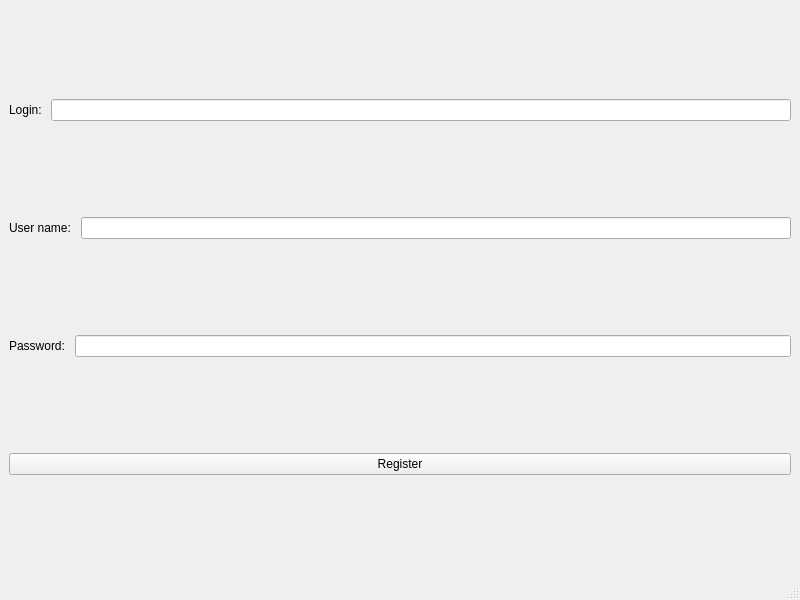
Qt form Client/Client/registerwindow.ui (Oleksii-Adamov/OOP-4sem-project) before a commit.
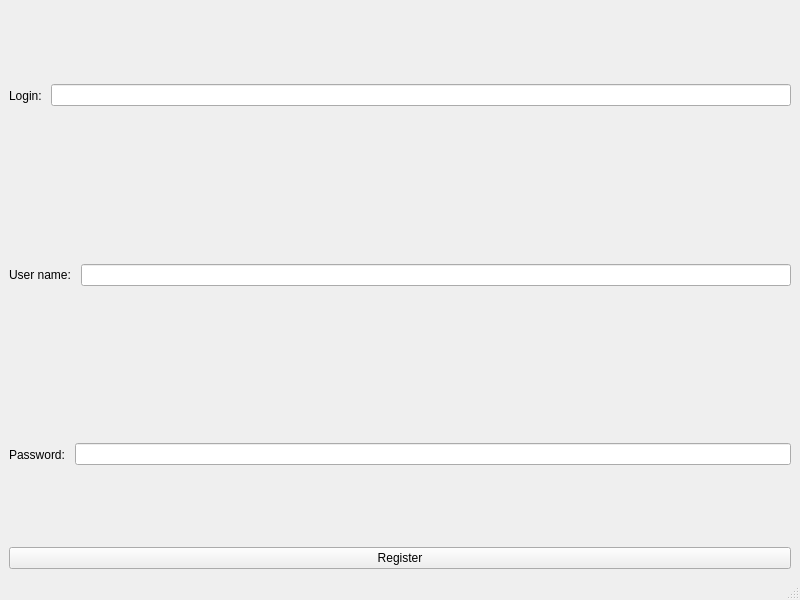
The same form after that commit.

The edit to the form file:
```diff
--- a/Client/Client/registerwindow.ui
+++ b/Client/Client/registerwindow.ui
@@ -18,7 +18,13 @@
     <item>
      <layout class="QHBoxLayout" name="horizontalLayout">
       <item>
-       <widget class="QLabel" name="label">
+       <widget class="QLabel" name="label_login">
+        <property name="sizePolicy">
+         <sizepolicy hsizetype="Preferred" vsizetype="Expanding">
+          <horstretch>0</horstretch>
+          <verstretch>0</verstretch>
+         </sizepolicy>
+        </property>
         <property name="text">
          <string>Login: </string>
         </property>
@@ -32,7 +38,13 @@
     <item>
      <layout class="QHBoxLayout" name="horizontalLayout_3">
       <item>
-       <widget class="QLabel" name="label_3">
+       <widget class="QLabel" name="label_user_name">
+        <property name="sizePolicy">
+         <sizepolicy hsizetype="Preferred" vsizetype="Expanding">
+          <horstretch>0</horstretch>
+          <verstretch>0</verstretch>
+         </sizepolicy>
+        </property>
         <property name="text">
          <string>User name: </string>
         </property>
@@ -46,7 +58,13 @@
     <item>
      <layout class="QHBoxLayout" name="horizontalLayout_2">
       <item>
-       <widget class="QLabel" name="label_2">
+       <widget class="QLabel" name="label_password">
+        <property name="sizePolicy">
+         <sizepolicy hsizetype="Preferred" vsizetype="Expanding">
+          <horstretch>0</horstretch>
+          <verstretch>0</verstretch>
+         </sizepolicy>
+        </property>
         <property name="text">
          <string>Password: </string>
         </property>
```
